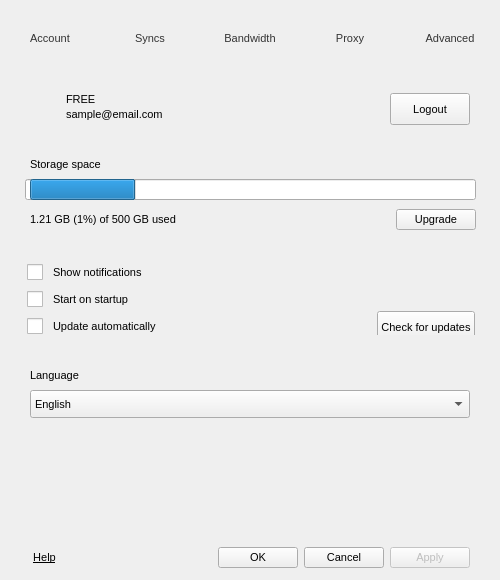
Above: Source/MEGASync/gui/SettingsDialog.ui from meganz/MEGAsync before the change. Below: the same form after it.
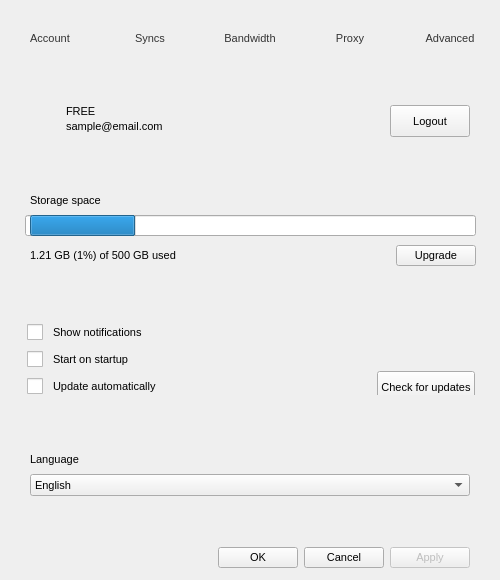
That is the form after the change. Icons and pictures are not drawn.

Diff of the .ui file:
```diff
--- a/Source/MEGASync/gui/SettingsDialog.ui
+++ b/Source/MEGASync/gui/SettingsDialog.ui
@@ -1062,7 +1062,7 @@
           <item>
            <widget class="QComboBox" name="cLanguage">
             <property name="sizePolicy">
-             <sizepolicy hsizetype="Preferred" vsizetype="Preferred">
+             <sizepolicy hsizetype="Preferred" vsizetype="Fixed">
               <horstretch>0</horstretch>
               <verstretch>0</verstretch>
              </sizepolicy>
@@ -1070,13 +1070,13 @@
             <property name="minimumSize">
              <size>
               <width>0</width>
-              <height>28</height>
+              <height>0</height>
              </size>
             </property>
             <property name="maximumSize">
              <size>
               <width>16777215</width>
-              <height>28</height>
+              <height>16777215</height>
              </size>
             </property>
             <item>
@@ -1094,6 +1094,9 @@
          <property name="orientation">
           <enum>Qt::Vertical</enum>
          </property>
+         <property name="sizeType">
+          <enum>QSizePolicy::Preferred</enum>
+         </property>
          <property name="sizeHint" stdset="0">
           <size>
            <width>20</width>
@@ -2650,29 +2653,6 @@
         <property name="bottomMargin">
          <number>12</number>
         </property>
-        <item>
-         <widget class="QLabel" name="lHelp">
-          <property name="pixmap">
-           <pixmap resource="Resources.qrc">:/images/help_ico.png</pixmap>
-          </property>
-         </widget>
-        </item>
-        <item>
-         <widget class="QPushButton" name="bHelp">
-          <property name="font">
-           <font>
-            <pointsize>-1</pointsize>
-            <underline>true</underline>
-           </font>
-          </property>
-          <property name="text">
-           <string>Help</string>
-          </property>
-          <property name="default">
-           <bool>false</bool>
-          </property>
-         </widget>
-        </item>
         <item>
          <spacer name="horizontalSpacer">
           <property name="orientation">
```
Left out of the diff: 1 changed line with no effect on the pictures.
